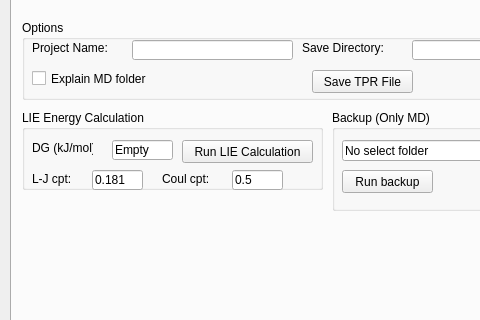
Above: ligro/ligro.ui from lkagami/ligro before the change; both pictures show x 0 to 480 and y 105 to 425 of the 800 by 545 pixel window. Below: the same form after it.
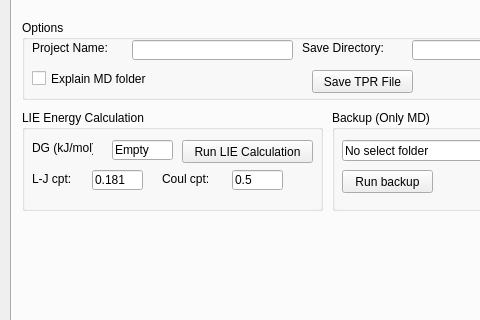
That is the form after the change. Icons and pictures are not drawn.

Diff of the .ui file:
```diff
--- a/ligro/ligro.ui
+++ b/ligro/ligro.ui
@@ -1036,7 +1036,7 @@
         <x>10</x>
         <y>110</y>
         <width>301</width>
-        <height>80</height>
+        <height>101</height>
        </rect>
       </property>
       <property name="title">
```
